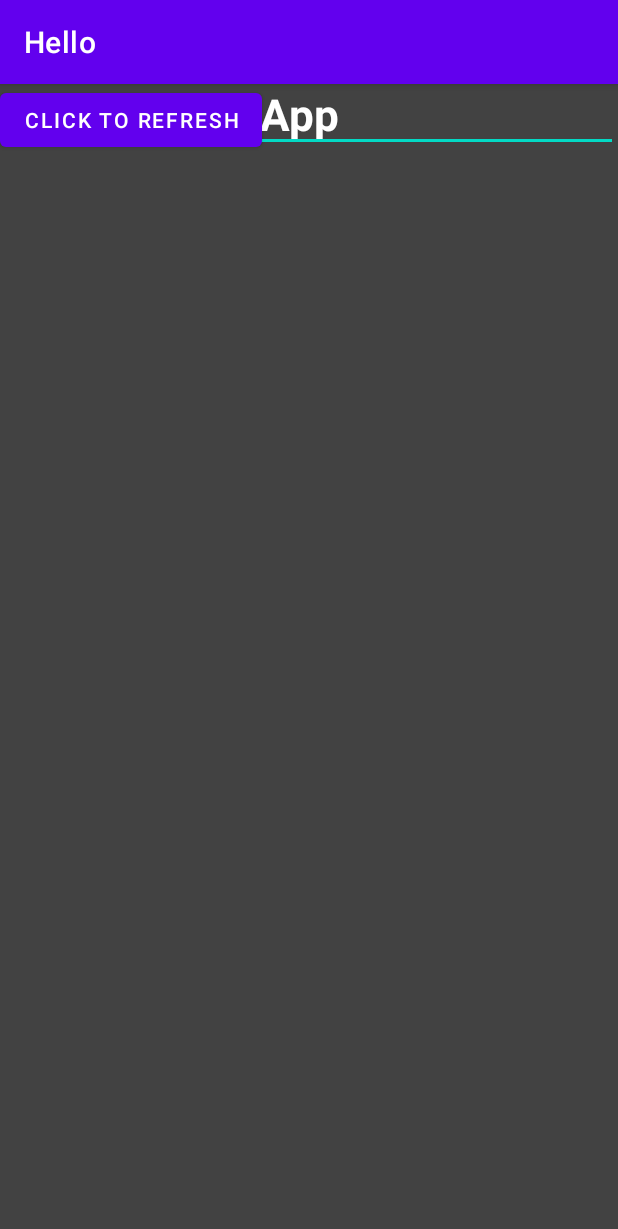
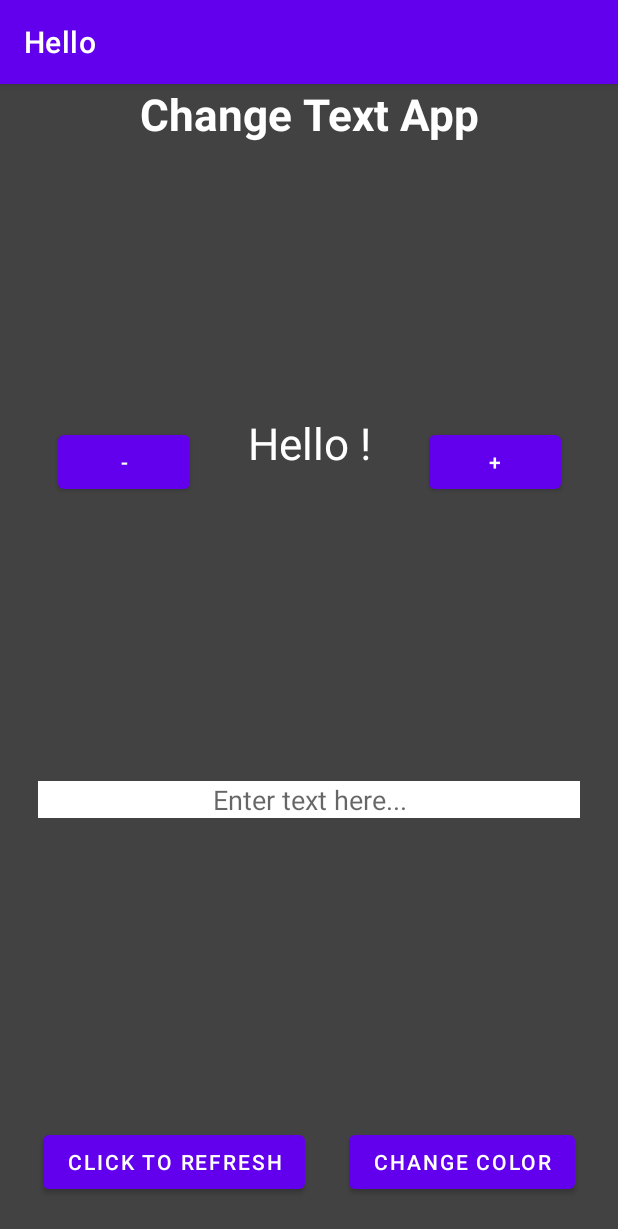
Before and after one commit to Maxime-VE/II.3510-Mobile-App, an Android app: the screen it shows after launch (MainActivity), on a phone screen of 412 x 824 dp. Shown: the top 1229 px of the screen. Run offline under Robolectric (Android 15) with nearby library versions, the phone set to English and light mode, and no system bars.

Commit message:
Fix id related bugs Add function to change TextSize Add function to change color Improve screen display

```diff
--- a/app/src/main/java/fr/isep/hello/MainActivity.java
+++ b/app/src/main/java/fr/isep/hello/MainActivity.java
@@ -1,6 +1,5 @@
 package fr.isep.hello;
 import android.annotation.SuppressLint;
-import android.content.Intent;
 import android.os.Bundle;
 
 import androidx.appcompat.app.AppCompatActivity;
@@ -10,28 +9,81 @@ import android.widget.Button;
 import android.widget.EditText;
 import android.widget.TextView;
 
-import fr.isep.hello.R;
-
 public class MainActivity extends AppCompatActivity {
 
-    Button AddButton;
-    EditText EditText;
+    //Button
+    Button EditButton;
+    Button AddFontButton;
+    Button MinusFontButton;
+    Button ColorButton;
+
+    int currentColor = -1; //Init color at first item of the list
+    /** Color element for android are int defined by ARGB code 'Alpha, Red, Green, Blue' */
+    int[] colorList = {
+        android.graphics.Color.RED,        //   0xFFFF0000
+        android.graphics.Color.GREEN,      //   0xFF00FF00
+        android.graphics.Color.BLUE,       //   0xFF0000FF
+        android.graphics.Color.YELLOW,     //   0xFFFFFF00
+        android.graphics.Color.CYAN,       //   0xFF00FFFF
+        android.graphics.Color.MAGENTA,    //   0xFFFF00FF
+        android.graphics.Color.GRAY,       //   0xFF808080
+        android.graphics.Color.BLACK,      //   0xFF000000
+        android.graphics.Color.WHITE       //   0xFFFFFFFF
+    };
+
+    //Text
+    EditText EditTextField;
     TextView TextField;
 
-    @SuppressLint({"WrongViewCast", "MissingInflatedId"})
+
     public void onCreate(Bundle savedInstanceState) {
         super.onCreate(savedInstanceState);
         setContentView(R.layout.main_activity);
 
-        AddButton = findViewById(R.id.edit_text_button);
-        EditText = findViewById(R.id.edit_text);
-        TextField = findViewById(R.id.edit_text_field);
+        EditButton = findViewById(R.id.edit_text_button);
+        AddFontButton = findViewById(R.id.increase_font_button);
+        MinusFontButton = findViewById(R.id.decrease_font_button);
+        ColorButton = findViewById(R.id.change_color_button);
 
-        AddButton.setOnClickListener(new View.OnClickListener() {
+
+        EditTextField = findViewById(R.id.edit_text_field);
+        TextField = findViewById(R.id.edit_text);
+
+        EditButton.setOnClickListener(new View.OnClickListener() {
             @Override
             public void onClick(View v) {
-                TextField.setText(EditText.getText());
+                TextField.setText(EditTextField.getText());
 
+            }
+        });
+
+        AddFontButton.setOnClickListener(new View.OnClickListener() {
+            @Override
+            public void onClick(View v) {
+                TextField.setTextSize(android.util.TypedValue.COMPLEX_UNIT_PX, TextField.getTextSize() + 5); // Value "android.util.TypedValue.COMPLEX_UNIT_PX"
+                                                                                                                 //  allow a definition of size in pixels (PX)
+            }
+        });
+
+        MinusFontButton.setOnClickListener(new View.OnClickListener() {
+            @Override
+            public void onClick(View v) {
+                TextField.setTextSize(android.util.TypedValue.COMPLEX_UNIT_PX, TextField.getTextSize() - 5);
+
+            }
+        });
+
+        ColorButton.setOnClickListener(new View.OnClickListener() {
+            @Override
+            public void onClick(View v) {
+                int newColor;
+                if (currentColor != colorList.length - 1) {
+                    currentColor += 1;
+                } else {
+                    currentColor = 0;
+                }
+                newColor = colorList[currentColor];
+                TextField.setTextColor(newColor);
             }
         });
 
--- a/app/src/main/res/layout/main_activity.xml
+++ b/app/src/main/res/layout/main_activity.xml
@@ -3,52 +3,87 @@
     xmlns:tools="http://schemas.android.com/tools"
     android:layout_width="match_parent"
     android:layout_height="match_parent"
+    xmlns:app="http://schemas.android.com/apk/res-auto"
     android:background="@color/cardview_dark_background">
 
     <TextView
+        android:id="@+id/title"
         android:layout_width="wrap_content"
         android:layout_height="wrap_content"
-        android:layout_gravity="center_horizontal"
         android:text="Change Text App"
         android:textColor="@color/white"
         android:textSize="29dp"
         android:textStyle="bold"
-        tools:ignore="MissingConstraints"
-        tools:layout_editor_absoluteX="94dp"
-        tools:layout_editor_absoluteY="16dp" />
+        app:layout_constraintStart_toStartOf="parent"
+        app:layout_constraintEnd_toEndOf="parent"
+        android:gravity="center"
+        android:layout_marginTop="16dp" />
 
     <TextView
         android:id="@+id/edit_text"
         android:layout_width="wrap_content"
         android:layout_height="wrap_content"
-        android:layout_gravity="center_horizontal"
         android:text="Hello !"
         android:textColor="@color/white"
         android:textSize="29dp"
-        tools:ignore="MissingConstraints"
-        tools:layout_editor_absoluteX="164dp"
-        tools:layout_editor_absoluteY="280dp" />
+        app:layout_constraintTop_toBottomOf="@id/title"
+        app:layout_constraintBottom_toTopOf="@id/edit_text_field"
+        app:layout_constraintStart_toStartOf="parent"
+        app:layout_constraintEnd_toEndOf="parent"
+        android:gravity="center" />
 
     <EditText
         android:id="@+id/edit_text_field"
         android:layout_width="match_parent"
         android:layout_height="wrap_content"
-        android:text="Enter text here..."
-        tools:ignore="MissingConstraints"
-        tools:layout_editor_absoluteX="137dp"
-        tools:layout_editor_absoluteY="428dp">
-
-    </EditText>
+        android:hint="Enter text here..."
+        android:textColor="@color/black"
+        android:background="@android:color/white"
+        app:layout_constraintTop_toBottomOf="@id/edit_text"
+        app:layout_constraintBottom_toTopOf="@id/edit_text_button"
+        app:layout_constraintStart_toStartOf="parent"
+        app:layout_constraintEnd_toEndOf="parent"
+        android:layout_margin="25dp"
+        android:gravity="center" />
 
     <Button
         android:id="@+id/edit_text_button"
         android:layout_width="wrap_content"
         android:layout_height="wrap_content"
         android:text="Click to refresh"
-        tools:ignore="MissingConstraints"
-        tools:layout_editor_absoluteX="118dp"
-        tools:layout_editor_absoluteY="655dp">
+        app:layout_constraintBottom_toBottomOf="parent"
+        app:layout_constraintStart_toStartOf="parent"
+        app:layout_constraintEnd_toStartOf="@+id/change_color_button"
+        android:layout_marginBottom="25dp" />
 
-    </Button>
+    <Button
+        android:id="@+id/decrease_font_button"
+        android:layout_width="wrap_content"
+        android:layout_height="wrap_content"
+        android:text="-"
+        app:layout_constraintTop_toBottomOf="@id/title"
+        app:layout_constraintBottom_toTopOf="@id/edit_text_field"
+        app:layout_constraintStart_toStartOf="parent"
+        app:layout_constraintEnd_toStartOf="@+id/edit_text" />
+
+    <Button
+        android:id="@+id/increase_font_button"
+        android:layout_width="wrap_content"
+        android:layout_height="wrap_content"
+        android:text="+"
+        app:layout_constraintTop_toBottomOf="@id/title"
+        app:layout_constraintBottom_toTopOf="@id/edit_text_field"
+        app:layout_constraintStart_toEndOf="@+id/edit_text"
+        app:layout_constraintEnd_toEndOf="parent" />
+
+    <Button
+        android:id="@+id/change_color_button"
+        android:layout_width="wrap_content"
+        android:layout_height="wrap_content"
+        android:text="Change Color"
+        app:layout_constraintBottom_toBottomOf="parent"
+        app:layout_constraintStart_toEndOf="@+id/edit_text_button"
+        app:layout_constraintEnd_toEndOf="parent"
+        android:layout_marginBottom="25dp" />
 
 </androidx.constraintlayout.widget.ConstraintLayout>
```
